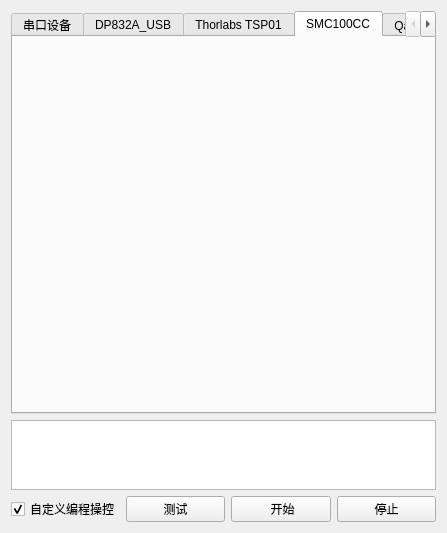
This is ui/externalapplicationswidget.ui in WhiteChimney/TDC-counter as Qt 5 draws it before an edit. The edited form follows.
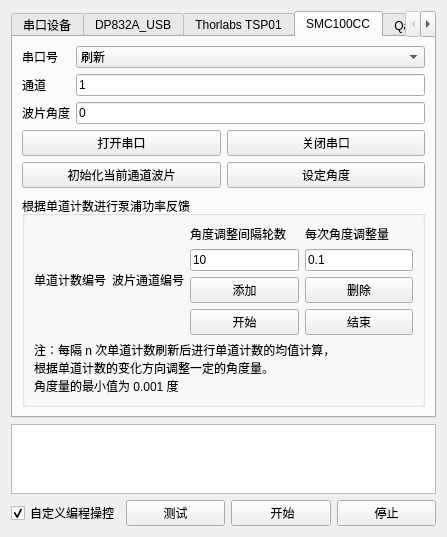
This is the edited form. The open tabs and pages were chosen to show the change.

Commit message: 添加电动波片反馈控制代码

```diff
--- a/ui/externalapplicationswidget.ui
+++ b/ui/externalapplicationswidget.ui
@@ -6,7 +6,7 @@
    <rect>
     <x>0</x>
     <y>0</y>
-    <width>441</width>
+    <width>442</width>
     <height>503</height>
    </rect>
   </property>
@@ -570,6 +570,180 @@
       <attribute name="title">
        <string>SMC100CC</string>
       </attribute>
+      <layout class="QVBoxLayout" name="verticalLayout_6">
+       <item>
+        <layout class="QFormLayout" name="formLayout_3">
+         <item row="0" column="0">
+          <widget class="QLabel" name="label_31">
+           <property name="text">
+            <string>串口号</string>
+           </property>
+          </widget>
+         </item>
+         <item row="0" column="1">
+          <widget class="QComboBox" name="comboSmcSpList">
+           <item>
+            <property name="text">
+             <string>刷新</string>
+            </property>
+           </item>
+          </widget>
+         </item>
+         <item row="1" column="0">
+          <widget class="QLabel" name="label_28">
+           <property name="text">
+            <string>通道</string>
+           </property>
+          </widget>
+         </item>
+         <item row="2" column="0">
+          <widget class="QLabel" name="label_29">
+           <property name="text">
+            <string>波片角度</string>
+           </property>
+          </widget>
+         </item>
+         <item row="2" column="1">
+          <widget class="QLineEdit" name="textSmcAngle">
+           <property name="text">
+            <string>0</string>
+           </property>
+          </widget>
+         </item>
+         <item row="4" column="0" colspan="2">
+          <layout class="QGridLayout" name="gridLayout_6">
+           <item row="1" column="0">
+            <widget class="QPushButton" name="buttonSmcOpenPort">
+             <property name="text">
+              <string>打开串口</string>
+             </property>
+            </widget>
+           </item>
+           <item row="2" column="1">
+            <widget class="QPushButton" name="buttonSmcSetAngle">
+             <property name="text">
+              <string>设定角度</string>
+             </property>
+            </widget>
+           </item>
+           <item row="2" column="0">
+            <widget class="QPushButton" name="buttonSmcHoming">
+             <property name="text">
+              <string>初始化当前通道波片</string>
+             </property>
+            </widget>
+           </item>
+           <item row="1" column="1">
+            <widget class="QPushButton" name="buttonSmcClosePort">
+             <property name="text">
+              <string>关闭串口</string>
+             </property>
+            </widget>
+           </item>
+          </layout>
+         </item>
+         <item row="1" column="1">
+          <widget class="QLineEdit" name="textSmcAddr">
+           <property name="text">
+            <string>1</string>
+           </property>
+          </widget>
+         </item>
+        </layout>
+       </item>
+       <item>
+        <widget class="QGroupBox" name="groupBox_2">
+         <property name="title">
+          <string>根据单道计数进行泵浦功率反馈</string>
+         </property>
+         <layout class="QGridLayout" name="gridLayout_4">
+          <item row="0" column="2">
+           <widget class="QLabel" name="label_32">
+            <property name="text">
+             <string>每次角度调整量</string>
+            </property>
+           </widget>
+          </item>
+          <item row="0" column="1">
+           <widget class="QLabel" name="label_33">
+            <property name="text">
+             <string>角度调整间隔轮数</string>
+            </property>
+           </widget>
+          </item>
+          <item row="2" column="1">
+           <widget class="QPushButton" name="buttonAngleFeedbackAdd">
+            <property name="text">
+             <string>添加</string>
+            </property>
+           </widget>
+          </item>
+          <item row="0" column="0" rowspan="4">
+           <layout class="QGridLayout" name="layoutAngleFeedback">
+            <item row="0" column="1">
+             <widget class="QLabel" name="label_34">
+              <property name="text">
+               <string>波片通道编号</string>
+              </property>
+             </widget>
+            </item>
+            <item row="0" column="0">
+             <widget class="QLabel" name="label_35">
+              <property name="text">
+               <string>单道计数编号</string>
+              </property>
+             </widget>
+            </item>
+           </layout>
+          </item>
+          <item row="3" column="1">
+           <widget class="QPushButton" name="buttonAngleFeedbackStart">
+            <property name="text">
+             <string>开始</string>
+            </property>
+           </widget>
+          </item>
+          <item row="1" column="2">
+           <widget class="QLineEdit" name="textAngleAdj">
+            <property name="text">
+             <string>0.1</string>
+            </property>
+           </widget>
+          </item>
+          <item row="1" column="1">
+           <widget class="QLineEdit" name="textAngleAverageRounds">
+            <property name="text">
+             <string>10</string>
+            </property>
+           </widget>
+          </item>
+          <item row="2" column="2">
+           <widget class="QPushButton" name="buttonAngleFeedbackRemove">
+            <property name="text">
+             <string>删除</string>
+            </property>
+           </widget>
+          </item>
+          <item row="3" column="2">
+           <widget class="QPushButton" name="buttonAngleFeedbackStop">
+            <property name="text">
+             <string>结束</string>
+            </property>
+           </widget>
+          </item>
+          <item row="4" column="0" colspan="3">
+           <widget class="QLabel" name="label_36">
+            <property name="text">
+             <string>注：每隔 n 次单道计数刷新后进行单道计数的均值计算，
+根据单道计数的变化方向调整一定的角度量。 
+角度量的最小值为 0.001 度</string>
+            </property>
+           </widget>
+          </item>
+         </layout>
+        </widget>
+       </item>
+      </layout>
      </widget>
      <widget class="QWidget" name="tab_5">
       <attribute name="title">
```
Left out of the diff: 2 changed lines with no effect on the pictures. The commit also changes 10 other files.
